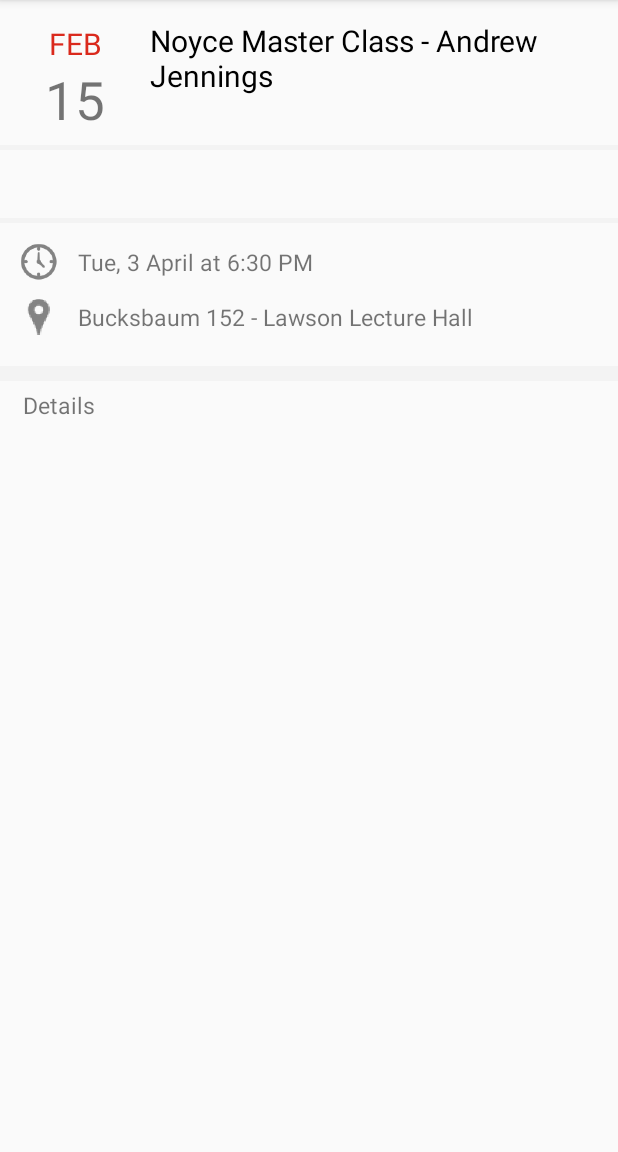
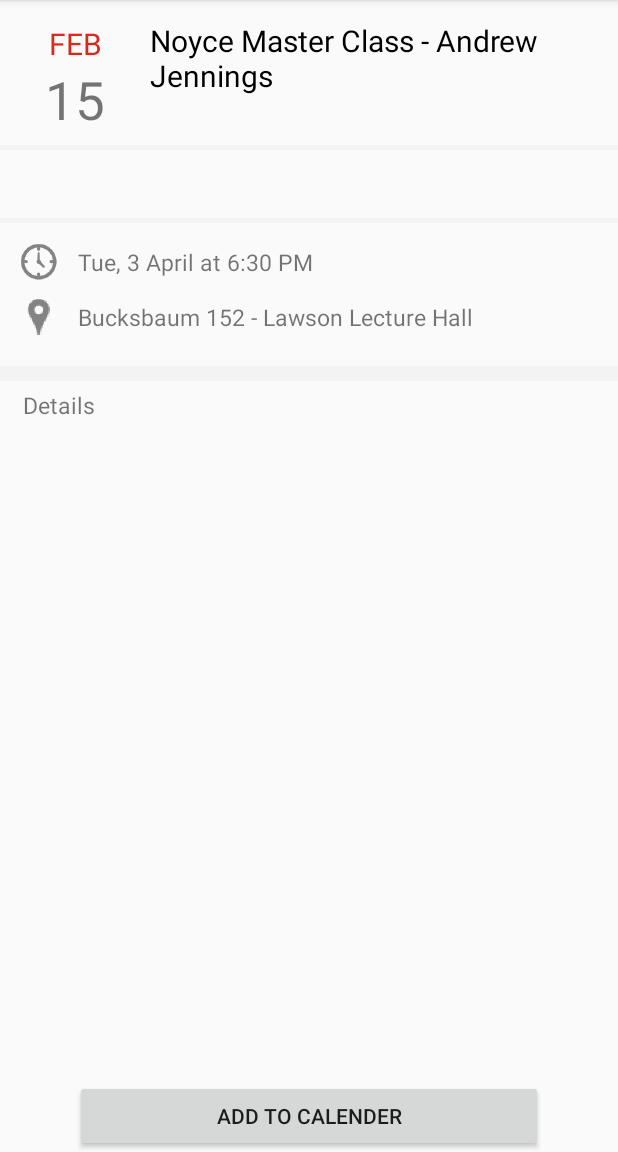
Before and after one commit to GrinnellAppDev/Events-Android, an Android app: the screen it shows after launch (IndividualEventActivity), on a phone screen of 412 x 824 dp, the part 84-1236 px from its top. Run offline under Robolectric (Android 15) with nearby library versions, the phone set to English and light mode, and no system bars.

```diff
--- a/app/src/main/java/edu/grinnell/appdev/events/Constants.java
+++ b/app/src/main/java/edu/grinnell/appdev/events/Constants.java
@@ -11,4 +11,5 @@ public class Constants {
     public static final int LENGTH_OF_XML_DECLARATION = 40;
     public static final int ERROR_PARSING = -4;
     public static final String XML_STRING = "http://25livepub.collegenet.com/calendars/web-calendar.xml";
+    public static final int PERMISSIONS_REQUEST = 1;
 }
--- a/app/src/main/java/edu/grinnell/appdev/events/MainActivity.java
+++ b/app/src/main/java/edu/grinnell/appdev/events/MainActivity.java
@@ -103,7 +103,7 @@ public class MainActivity extends AppCompatActivity implements OnDownloadComplet
     public void configureRecyclerView(){
         RecyclerView recyclerView = findViewById(R.id.my_recycler_view);
         recyclerView.hasFixedSize();
-        RecyclerView.LayoutManager layoutManager = new StaggeredGridLayoutManager(1, LinearLayoutManager.VERTICAL);
+        RecyclerView.LayoutManager layoutManager = new LinearLayoutManager(this);
         recyclerView.setLayoutManager(layoutManager);
         RecyclerView.ItemAnimator itemAnimator = new DefaultItemAnimator();
         itemAnimator.setAddDuration(1000);
--- a/app/src/main/res/layout/activity_individual_event.xml
+++ b/app/src/main/res/layout/activity_individual_event.xml
@@ -118,6 +118,7 @@
 
 
     <LinearLayout
+        android:id="@+id/Content"
         android:layout_width="match_parent"
         android:layout_height="wrap_content"
         android:layout_below="@+id/Location-Time"
@@ -140,11 +141,19 @@
             android:layout_below = "@id/Details"
             android:scrollbars="vertical"
             android:textColor="@color/colorHTMLGray"/>
-            //android:text="Lorem ipsum dolor sit amet, consectetur adipiscing elit, sed do eiusmod tempor incididunt ut labore et dolore magna aliqua. Ut enim ad minim veniam, quis nostrud exercitation ullamco laboris nisi ut aliquip ex ea commodo consequat. Duis aute irure dolor in reprehenderit in voluptate velit esse cillum dolore eu fugiat nulla pariatur. Excepteur sint occaecat cupidatat non proident, sunt in culpa qui officia deserunt mollit anim id est laborum."
-            android:textSize="15sp" />
 
 
     </LinearLayout>
 
+    <Button
+        android:id="@+id/Calender"
+        android:layout_width="match_parent"
+        android:layout_height="wrap_content"
+        android:layout_alignParentBottom="true"
+        android:layout_marginLeft="50dp"
+        android:layout_marginRight="50dp"
+        android:text="Add to Calender"/>
+
+
 
 </RelativeLayout>
```
Also changed, not shown: app/src/main/AndroidManifest.xml (+6 -2 lines), app/src/main/java/edu/grinnell/appdev/events/EventActivity.java (+80 -7 lines), app/src/main/res/layout/event_row.xml (+6 -2 lines).
